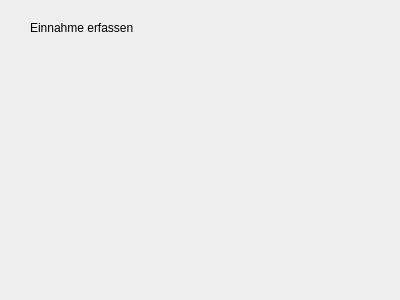
Old version of the form einnahmeerfassen.ui in the repository ChristophRitzer/software_engineering.
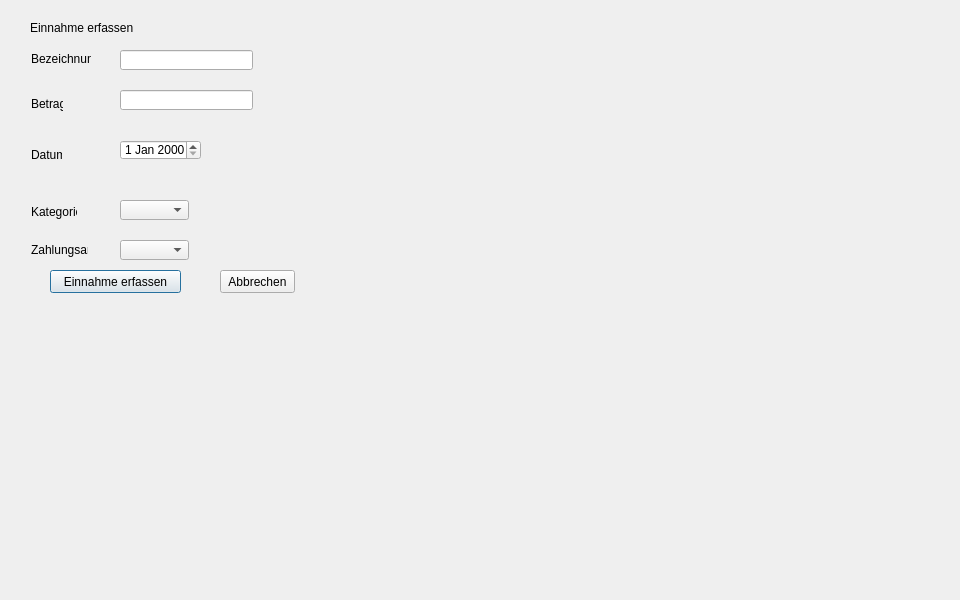
New version of the form.

The edit to the form file:
```diff
--- a/einnahmeerfassen.ui
+++ b/einnahmeerfassen.ui
@@ -6,10 +6,22 @@
    <rect>
     <x>0</x>
     <y>0</y>
-    <width>400</width>
-    <height>300</height>
+    <width>960</width>
+    <height>600</height>
    </rect>
   </property>
+  <property name="minimumSize">
+   <size>
+    <width>960</width>
+    <height>600</height>
+   </size>
+  </property>
+  <property name="maximumSize">
+   <size>
+    <width>960</width>
+    <height>600</height>
+   </size>
+  </property>
   <property name="windowTitle">
    <string>Dialog</string>
   </property>
@@ -26,6 +38,147 @@
     <string>Einnahme erfassen</string>
    </property>
   </widget>
+  <widget class="QLabel" name="txtlbl_bezeichnung">
+   <property name="geometry">
+    <rect>
+     <x>31</x>
+     <y>51</y>
+     <width>60</width>
+     <height>16</height>
+    </rect>
+   </property>
+   <property name="text">
+    <string>Bezeichnung</string>
+   </property>
+  </widget>
+  <widget class="QLabel" name="txtlbl_betrag">
+   <property name="geometry">
+    <rect>
+     <x>31</x>
+     <y>96</y>
+     <width>32</width>
+     <height>16</height>
+    </rect>
+   </property>
+   <property name="text">
+    <string>Betrag</string>
+   </property>
+  </widget>
+  <widget class="QLabel" name="txtlbl_datum">
+   <property name="geometry">
+    <rect>
+     <x>31</x>
+     <y>147</y>
+     <width>31</width>
+     <height>16</height>
+    </rect>
+   </property>
+   <property name="text">
+    <string>Datum</string>
+   </property>
+  </widget>
+  <widget class="QDateEdit" name="dateEdit">
+   <property name="geometry">
+    <rect>
+     <x>120</x>
+     <y>140</y>
+     <width>81</width>
+     <height>20</height>
+    </rect>
+   </property>
+  </widget>
+  <widget class="QComboBox" name="comboBox_Kategorie">
+   <property name="geometry">
+    <rect>
+     <x>120</x>
+     <y>200</y>
+     <width>69</width>
+     <height>20</height>
+    </rect>
+   </property>
+  </widget>
+  <widget class="QLabel" name="txtlbl_kategorie">
+   <property name="geometry">
+    <rect>
+     <x>31</x>
+     <y>204</y>
+     <width>46</width>
+     <height>16</height>
+    </rect>
+   </property>
+   <property name="text">
+    <string>Kategorie</string>
+   </property>
+  </widget>
+  <widget class="QLabel" name="txtlbl_kategorie_2">
+   <property name="geometry">
+    <rect>
+     <x>31</x>
+     <y>242</y>
+     <width>57</width>
+     <height>16</height>
+    </rect>
+   </property>
+   <property name="text">
+    <string>Zahlungsart</string>
+   </property>
+  </widget>
+  <widget class="QComboBox" name="comboBox_Zahlungsart">
+   <property name="geometry">
+    <rect>
+     <x>120</x>
+     <y>240</y>
+     <width>69</width>
+     <height>20</height>
+    </rect>
+   </property>
+  </widget>
+  <widget class="QLineEdit" name="lineEdit_bezeichnung">
+   <property name="geometry">
+    <rect>
+     <x>120</x>
+     <y>50</y>
+     <width>133</width>
+     <height>20</height>
+    </rect>
+   </property>
+  </widget>
+  <widget class="QLineEdit" name="lineEdit_betrag">
+   <property name="geometry">
+    <rect>
+     <x>120</x>
+     <y>90</y>
+     <width>133</width>
+     <height>20</height>
+    </rect>
+   </property>
+  </widget>
+  <widget class="QPushButton" name="pushButton_einnahmeerfassen">
+   <property name="geometry">
+    <rect>
+     <x>50</x>
+     <y>270</y>
+     <width>131</width>
+     <height>23</height>
+    </rect>
+   </property>
+   <property name="text">
+    <string>Einnahme erfassen</string>
+   </property>
+  </widget>
+  <widget class="QPushButton" name="pushButton_abbrechen">
+   <property name="geometry">
+    <rect>
+     <x>220</x>
+     <y>270</y>
+     <width>75</width>
+     <height>23</height>
+    </rect>
+   </property>
+   <property name="text">
+    <string>Abbrechen</string>
+   </property>
+  </widget>
  </widget>
  <resources/>
  <connections/>
```
